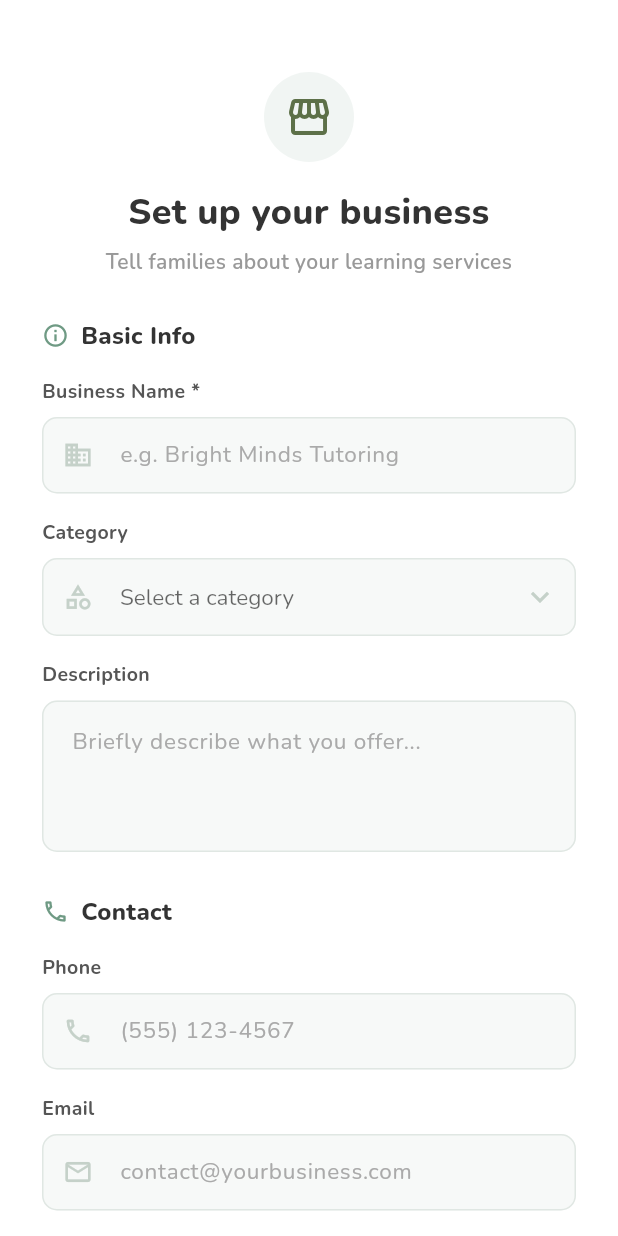
After one commit to AlrxKali/Learnstead, a Flutter app: the CreateBusinessScreen screen opened directly, on a phone screen of 412 x 824 dp. The commit adds this screen. Run offline on Flutter 3.47's test engine with Material 3 defaults, Android fonts, the phone set to English and light mode, and no system bars; our stand-ins replace google_fonts.

Commit message:
provider signup

```diff
--- /dev/null
+++ b/lib/screens/create_business_screen.dart
@@ -0,0 +1,444 @@
+import 'package:flutter/material.dart';
+import 'package:google_fonts/google_fonts.dart';
+import 'home_screen.dart';
+
+class CreateBusinessScreen extends StatefulWidget {
+  const CreateBusinessScreen({super.key});
+
+  @override
+  State<CreateBusinessScreen> createState() => _CreateBusinessScreenState();
+}
+
+class _CreateBusinessScreenState extends State<CreateBusinessScreen> {
+  final _nameController = TextEditingController();
+  final _descriptionController = TextEditingController();
+  final _phoneController = TextEditingController();
+  final _emailController = TextEditingController();
+  final _websiteController = TextEditingController();
+  final _address1Controller = TextEditingController();
+  final _address2Controller = TextEditingController();
+  final _cityController = TextEditingController();
+  final _stateController = TextEditingController();
+  final _zipController = TextEditingController();
+  String? _selectedCategory;
+
+  static const _categories = [
+    'Tutoring',
+    'Co-op',
+    'Enrichment Program',
+    'Online Course',
+    'Microschool',
+    'Other',
+  ];
+
+  @override
+  void dispose() {
+    _nameController.dispose();
+    _descriptionController.dispose();
+    _phoneController.dispose();
+    _emailController.dispose();
+    _websiteController.dispose();
+    _address1Controller.dispose();
+    _address2Controller.dispose();
+    _cityController.dispose();
+    _stateController.dispose();
+    _zipController.dispose();
+    super.dispose();
+  }
+
+  void _handleCreate() {
+    // TODO: Connect to API
+    Navigator.pushReplacement(
+      context,
+      MaterialPageRoute(builder: (context) => const HomeScreen()),
+    );
+  }
+
+  InputDecoration _inputDecoration({
+    required String hint,
+    required IconData prefixIcon,
+  }) {
+    return InputDecoration(
+      hintText: hint,
+      hintStyle: GoogleFonts.nunito(fontSize: 15, color: const Color(0xFFAAAAAA)),
+      prefixIcon: Icon(prefixIcon, color: const Color(0xFFC5D1C9), size: 20),
+      filled: true,
+      fillColor: const Color(0xFFF7F9F8),
+      contentPadding: const EdgeInsets.symmetric(horizontal: 16, vertical: 14),
+      border: OutlineInputBorder(
+        borderRadius: BorderRadius.circular(10),
+        borderSide: const BorderSide(color: Color(0xFFE0E7E3)),
+      ),
+      enabledBorder: OutlineInputBorder(
+        borderRadius: BorderRadius.circular(10),
+        borderSide: const BorderSide(color: Color(0xFFE0E7E3)),
+      ),
+      focusedBorder: OutlineInputBorder(
+        borderRadius: BorderRadius.circular(10),
+        borderSide: const BorderSide(color: Color(0xFF6F9A84), width: 1.5),
+      ),
+    );
+  }
+
+  Widget _buildLabel(String text) {
+    return Padding(
+      padding: const EdgeInsets.only(bottom: 8),
+      child: Text(
+        text,
+        style: GoogleFonts.nunito(
+          fontSize: 13,
+          fontWeight: FontWeight.w700,
+          color: const Color(0xFF555555),
+        ),
+      ),
+    );
+  }
+
+  Widget _buildSectionHeader(String title, IconData icon) {
+    return Padding(
+      padding: const EdgeInsets.only(top: 28, bottom: 16),
+      child: Row(
+        children: [
+          Icon(icon, size: 18, color: const Color(0xFF6F9A84)),
+          const SizedBox(width: 8),
+          Text(
+            title,
+            style: GoogleFonts.nunito(
+              fontSize: 16,
+              fontWeight: FontWeight.w800,
+              color: const Color(0xFF333333),
+            ),
+          ),
+        ],
+      ),
+    );
+  }
+
+  @override
+  Widget build(BuildContext context) {
+    return Scaffold(
+      backgroundColor: Colors.white,
+      body: SafeArea(
+        child: SingleChildScrollView(
+          padding: const EdgeInsets.symmetric(horizontal: 28),
+          child: Column(
+            crossAxisAlignment: CrossAxisAlignment.stretch,
+            children: [
+              const SizedBox(height: 48),
+
+              // Header
+              Center(
+                child: Container(
+                  padding: const EdgeInsets.all(14),
+                  decoration: BoxDecoration(
+                    color: const Color(0xFF6F9A84).withAlpha(25),
+                    shape: BoxShape.circle,
+                  ),
+                  child: const Icon(
+                    Icons.storefront_outlined,
+                    size: 32,
+                    color: Color(0xFF5D7048),
+                  ),
+                ),
+              ),
+              const SizedBox(height: 16),
+              Text(
+                'Set up your business',
+                textAlign: TextAlign.center,
+                style: GoogleFonts.nunito(
+                  fontSize: 24,
+                  fontWeight: FontWeight.w800,
+                  color: const Color(0xFF333333),
+                ),
+              ),
+              const SizedBox(height: 6),
+              Text(
+                'Tell families about your learning services',
+                textAlign: TextAlign.center,
+                style: GoogleFonts.nunito(
+                  fontSize: 14,
+                  color: const Color(0xFF999999),
+                  fontWeight: FontWeight.w600,
+                ),
+              ),
+
+              // --- Basic Info ---
+              _buildSectionHeader('Basic Info', Icons.info_outline),
+
+              _buildLabel('Business Name *'),
+              TextField(
+                controller: _nameController,
+                textCapitalization: TextCapitalization.words,
+                style: GoogleFonts.nunito(fontSize: 15, color: const Color(0xFF333333)),
+                decoration: _inputDecoration(
+                  hint: 'e.g. Bright Minds Tutoring',
+                  prefixIcon: Icons.business_outlined,
+                ),
+              ),
+              const SizedBox(height: 16),
+
+              _buildLabel('Category'),
+              DropdownButtonFormField<String>(
+                initialValue: _selectedCategory,
+                onChanged: (value) => setState(() => _selectedCategory = value),
+                style: GoogleFonts.nunito(fontSize: 15, color: const Color(0xFF333333)),
+                icon: const Icon(Icons.keyboard_arrow_down, color: Color(0xFFC5D1C9)),
+                decoration: InputDecoration(
+                  hintText: 'Select a category',
+                  hintStyle: GoogleFonts.nunito(fontSize: 15, color: const Color(0xFFAAAAAA)),
+                  prefixIcon: const Icon(Icons.category_outlined, color: Color(0xFFC5D1C9), size: 20),
+                  filled: true,
+                  fillColor: const Color(0xFFF7F9F8),
+                  contentPadding: const EdgeInsets.symmetric(horizontal: 16, vertical: 14),
+                  border: OutlineInputBorder(
+                    borderRadius: BorderRadius.circular(10),
+                    borderSide: const BorderSide(color: Color(0xFFE0E7E3)),
+                  ),
+                  enabledBorder: OutlineInputBorder(
+                    borderRadius: BorderRadius.circular(10),
+                    borderSide: const BorderSide(color: Color(0xFFE0E7E3)),
+                  ),
+                  focusedBorder: OutlineInputBorder(
+                    borderRadius: BorderRadius.circular(10),
+                    borderSide: const BorderSide(color: Color(0xFF6F9A84), width: 1.5),
+                  ),
+                ),
+                items: _categories
+                    .map((c) => DropdownMenuItem(
+                          value: c,
+                          child: Text(c, style: GoogleFonts.nunito(fontSize: 15)),
+                        ))
+                    .toList(),
+              ),
+              const SizedBox(height: 16),
+
+              _buildLabel('Description'),
+              TextField(
+                controller: _descriptionController,
+                maxLines: 3,
+                textCapitalization: TextCapitalization.sentences,
+                style: GoogleFonts.nunito(fontSize: 15, color: const Color(0xFF333333)),
+                decoration: InputDecoration(
+                  hintText: 'Briefly describe what you offer...',
+                  hintStyle: GoogleFonts.nunito(fontSize: 15, color: const Color(0xFFAAAAAA)),
+                  filled: true,
+                  fillColor: const Color(0xFFF7F9F8),
+                  contentPadding: const EdgeInsets.all(16),
+                  border: OutlineInputBorder(
+                    borderRadius: BorderRadius.circular(10),
+                    borderSide: const BorderSide(color: Color(0xFFE0E7E3)),
+                  ),
+                  enabledBorder: OutlineInputBorder(
+                    borderRadius: BorderRadius.circular(10),
+                    borderSide: const BorderSide(color: Color(0xFFE0E7E3)),
+                  ),
+                  focusedBorder: OutlineInputBorder(
+                    borderRadius: BorderRadius.circular(10),
+                    borderSide: const BorderSide(color: Color(0xFF6F9A84), width: 1.5),
+                  ),
+                ),
+              ),
+
+              // --- Contact ---
+              _buildSectionHeader('Contact', Icons.phone_outlined),
+
+              _buildLabel('Phone'),
+              TextField(
+                controller: _phoneController,
+                keyboardType: TextInputType.phone,
+                style: GoogleFonts.nunito(fontSize: 15, color: const Color(0xFF333333)),
+                decoration: _inputDecoration(
+                  hint: '(555) 123-4567',
+                  prefixIcon: Icons.phone_outlined,
+                ),
+              ),
+              const SizedBox(height: 16),
+
+              _buildLabel('Email'),
+              TextField(
+                controller: _emailController,
+                keyboardType: TextInputType.emailAddress,
+                style: GoogleFonts.nunito(fontSize: 15, color: const Color(0xFF333333)),
+                decoration: _inputDecoration(
+                  hint: 'contact@yourbusiness.com',
+                  prefixIcon: Icons.email_outlined,
+                ),
+              ),
+              const SizedBox(height: 16),
+
+              _buildLabel('Website'),
+              TextField(
+                controller: _websiteController,
+                keyboardType: TextInputType.url,
+                style: GoogleFonts.nunito(fontSize: 15, color: const Color(0xFF333333)),
+                decoration: _inputDecoration(
+                  hint: 'https://yourbusiness.com',
+                  prefixIcon: Icons.language_outlined,
+                ),
+              ),
+
+              // --- Address ---
+              _buildSectionHeader('Address', Icons.location_on_outlined),
+
+              _buildLabel('Address Line 1'),
+              TextField(
+                controller: _address1Controller,
+                textCapitalization: TextCapitalization.words,
+                style: GoogleFonts.nunito(fontSize: 15, color: const Color(0xFF333333)),
+                decoration: _inputDecoration(
+                  hint: '123 Main Street',
+                  prefixIcon: Icons.location_on_outlined,
+                ),
+              ),
+              const SizedBox(height: 16),
+
+              _buildLabel('Address Line 2'),
+              TextField(
+                controller: _address2Controller,
+                textCapitalization: TextCapitalization.words,
+                style: GoogleFonts.nunito(fontSize: 15, color: const Color(0xFF333333)),
+                decoration: _inputDecoration(
+                  hint: 'Suite, Apt, Unit (optional)',
+                  prefixIcon: Icons.apartment_outlined,
+                ),
+              ),
+              const SizedBox(height: 16),
+
+              // City, State, Zip in a row
+              Row(
+                children: [
+                  Expanded(
+                    flex: 3,
+                    child: Column(
+                      crossAxisAlignment: CrossAxisAlignment.start,
+                      children: [
+                        _buildLabel('City'),
+                        TextField(
+                          controller: _cityController,
+                          textCapitalization: TextCapitalization.words,
+                          style: GoogleFonts.nunito(fontSize: 15, color: const Color(0xFF333333)),
+                          decoration: InputDecoration(
+                            hintText: 'City',
+                            hintStyle: GoogleFonts.nunito(fontSize: 15, color: const Color(0xFFAAAAAA)),
+                            filled: true,
+                            fillColor: const Color(0xFFF7F9F8),
+                            contentPadding: const EdgeInsets.symmetric(horizontal: 14, vertical: 14),
+                            border: OutlineInputBorder(
+                              borderRadius: BorderRadius.circular(10),
+                              borderSide: const BorderSide(color: Color(0xFFE0E7E3)),
+                            ),
+                            enabledBorder: OutlineInputBorder(
+                              borderRadius: BorderRadius.circular(10),
+                              borderSide: const BorderSide(color: Color(0xFFE0E7E3)),
+                            ),
+                            focusedBorder: OutlineInputBorder(
+                              borderRadius: BorderRadius.circular(10),
+                              borderSide: const BorderSide(color: Color(0xFF6F9A84), width: 1.5),
+                            ),
+                          ),
+                        ),
+                      ],
+                    ),
+                  ),
+                  const SizedBox(width: 10),
+                  Expanded(
+                    flex: 2,
+                    child: Column(
+                      crossAxisAlignment: CrossAxisAlignment.start,
+                      children: [
+                        _buildLabel('State'),
+                        TextField(
+                          controller: _stateController,
+                          textCapitalization: TextCapitalization.characters,
+                          style: GoogleFonts.nunito(fontSize: 15, color: const Color(0xFF333333)),
+                          decoration: InputDecoration(
+                            hintText: 'State',
+                            hintStyle: GoogleFonts.nunito(fontSize: 15, color: const Color(0xFFAAAAAA)),
+                            filled: true,
+                            fillColor: const Color(0xFFF7F9F8),
+                            contentPadding: const EdgeInsets.symmetric(horizontal: 14, vertical: 14),
+                            border: OutlineInputBorder(
+                              borderRadius: BorderRadius.circular(10),
+                              borderSide: const BorderSide(color: Color(0xFFE0E7E3)),
+                            ),
+                            enabledBorder: OutlineInputBorder(
+                              borderRadius: BorderRadius.circular(10),
+                              borderSide: const BorderSide(color: Color(0xFFE0E7E3)),
+                            ),
+                            focusedBorder: OutlineInputBorder(
+                              borderRadius: BorderRadius.circular(10),
+                              borderSide: const BorderSide(color: Color(0xFF6F9A84), width: 1.5),
+                            ),
+                          ),
+                        ),
+                      ],
+                    ),
+                  ),
+                  const SizedBox(width: 10),
+                  Expanded(
+                    flex: 2,
+                    child: Column(
+                      crossAxisAlignment: CrossAxisAlignment.start,
+                      children: [
+                        _buildLabel('Zip'),
+                        TextField(
+                          controller: _zipController,
+                          keyboardType: TextInputType.number,
+                          style: GoogleFonts.nunito(fontSize: 15, color: const Color(0xFF333333)),
+                          decoration: InputDecoration(
+                            hintText: 'Zip',
+                            hintStyle: GoogleFonts.nunito(fontSize: 15, color: const Color(0xFFAAAAAA)),
+                            filled: true,
+                            fillColor: const Color(0xFFF7F9F8),
+                            contentPadding: const EdgeInsets.symmetric(horizontal: 14, vertical: 14),
+                            border: OutlineInputBorder(
+                              borderRadius: BorderRadius.circular(10),
+                              borderSide: const BorderSide(color: Color(0xFFE0E7E3)),
+                            ),
+                            enabledBorder: OutlineInputBorder(
+                              borderRadius: BorderRadius.circular(10),
+                              borderSide: const BorderSide(color: Color(0xFFE0E7E3)),
+                            ),
+                            focusedBorder: OutlineInputBorder(
+                              borderRadius: BorderRadius.circular(10),
+                              borderSide: const BorderSide(color: Color(0xFF6F9A84), width: 1.5),
+                            ),
+                          ),
+                        ),
+                      ],
+                    ),
+                  ),
+                ],
+              ),
+              const SizedBox(height: 36),
+
+              // Create button
+              SizedBox(
+                height: 50,
+                child: ElevatedButton(
+                  onPressed: _handleCreate,
+                  style: ElevatedButton.styleFrom(
+                    backgroundColor: const Color(0xFF5D7048),
+                    foregroundColor: Colors.white,
+                    shape: RoundedRectangleBorder(
+                      borderRadius: BorderRadius.circular(10),
+                    ),
+                    elevation: 0,
+                  ),
+                  child: Text(
+                    'Create Business',
+                    style: GoogleFonts.nunito(
+                      fontSize: 16,
+                      fontWeight: FontWeight.w700,
+                    ),
+                  ),
+                ),
+              ),
+              const SizedBox(height: 32),
+            ],
+          ),
+        ),
+      ),
+    );
+  }
+}
--- a/lib/screens/signup_screen.dart
+++ b/lib/screens/signup_screen.dart
@@ -1,6 +1,7 @@
 import 'package:flutter/material.dart';
 import 'package:google_fonts/google_fonts.dart';
 import 'home_screen.dart';
+import 'create_business_screen.dart';
 
 class SignupScreen extends StatefulWidget {
   const SignupScreen({super.key});
@@ -17,6 +18,7 @@ class _SignupScreenState extends State<SignupScreen> {
   bool _obscurePassword = true;
   bool _obscureConfirmPassword = true;
   bool _agreedToTerms = false;
+  String? _selectedRole;
 
   @override
   void dispose() {
@@ -29,10 +31,18 @@ class _SignupScreenState extends State<SignupScreen> {
 
   void _handleSignup() {
     // TODO: Connect to API
-    Navigator.pushReplacement(
-      context,
-      MaterialPageRoute(builder: (context) => const HomeScreen()),
-    );
+    if (_selectedRole == 'provider') {
+      Navigator.pushReplacement(
+        context,
+        MaterialPageRoute(builder: (context) => const CreateBusinessScreen()),
+      );
+    } else {
+      // TODO: Parent enrollment screen
+      Navigator.pushReplacement(
+        context,
+        MaterialPageRoute(builder: (context) => const HomeScreen()),
+      );
+    }
   }
 
   InputDecoration _inputDecoration({
@@ -222,6 +232,61 @@ class _SignupScreenState extends State<SignupScreen> {
               ),
               const SizedBox(height: 20),
 
+              // Role dropdown
+              Text(
+                'I am a...',
+                style: GoogleFonts.nunito(
+                  fontSize: 13,
+                  fontWeight: FontWeight.w700,
+                  color: const Color(0xFF555555),
+                ),
+              ),
+              const SizedBox(height: 8),
+              DropdownButtonFormField<String>(
+                initialValue: _selectedRole,
+                onChanged: (value) => setState(() => _selectedRole = value),
+                style: GoogleFonts.nunito(fontSize: 15, color: const Color(0xFF333333)),
+                icon: const Icon(Icons.keyboard_arrow_down, color: Color(0xFFC5D1C9)),
+                decoration: InputDecoration(
+                  hintText: 'Select your role',
+                  hintStyle: GoogleFonts.nunito(
+                    fontSize: 15,
+                    color: const Color(0xFFAAAAAA),
+                  ),
+                  prefixIcon: const Icon(
+                    Icons.badge_outlined,
+                    color: Color(0xFFC5D1C9),
+                    size: 20,
+                  ),
+                  filled: true,
+                  fillColor: const Color(0xFFF7F9F8),
+                  contentPadding: const EdgeInsets.symmetric(horizontal: 16, vertical: 14),
+                  border: OutlineInputBorder(
+                    borderRadius: BorderRadius.circular(10),
+                    borderSide: const BorderSide(color: Color(0xFFE0E7E3)),
+                  ),
+                  enabledBorder: OutlineInputBorder(
+                    borderRadius: BorderRadius.circular(10),
+                    borderSide: const BorderSide(color: Color(0xFFE0E7E3)),
+                  ),
+                  focusedBorder: OutlineInputBorder(
+                    borderRadius: BorderRadius.circular(10),
+                    borderSide: const BorderSide(color: Color(0xFF6F9A84), width: 1.5),
+                  ),
+                ),
+                items: [
+                  DropdownMenuItem(
+                    value: 'parent',
+                    child: Text('Parent', style: GoogleFonts.nunito(fontSize: 15)),
+                  ),
+                  DropdownMenuItem(
+                    value: 'provider',
+                    child: Text('Provider', style: GoogleFonts.nunito(fontSize: 15)),
+                  ),
+                ],
+              ),
+              const SizedBox(height: 20),
+
               // Terms checkbox
               Row(
                 crossAxisAlignment: CrossAxisAlignment.start,
```
